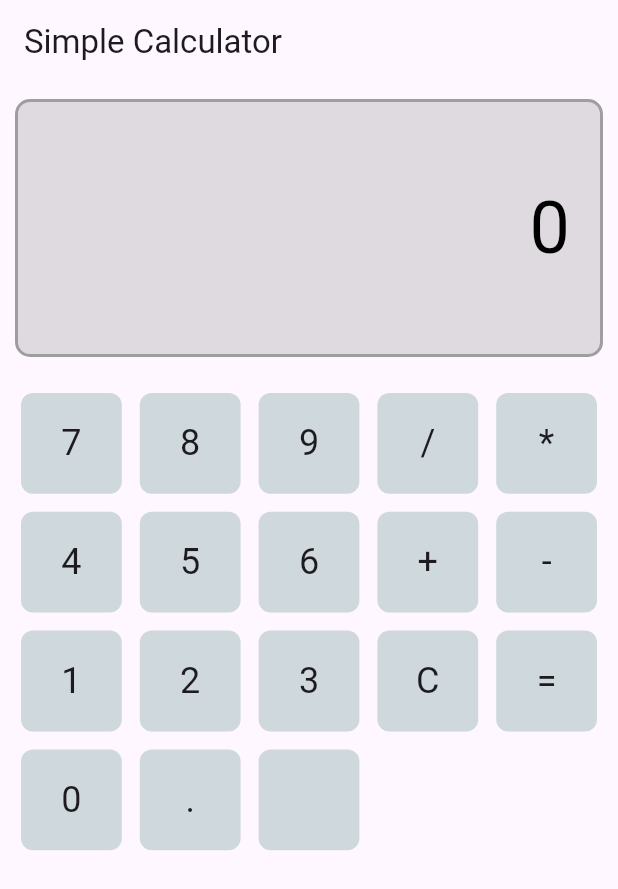
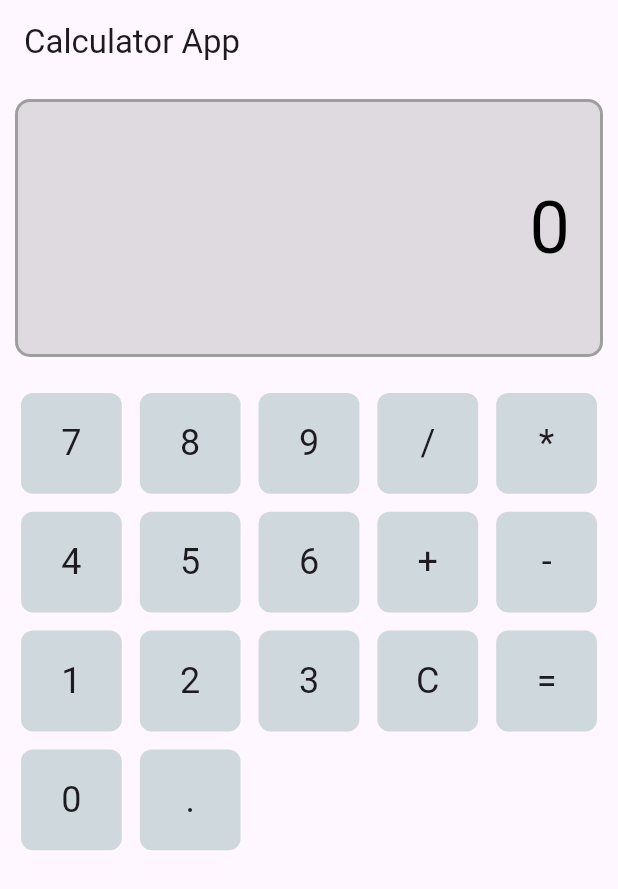
Before and after one commit to abdulbasith007/Calculator-App---Flutter, a Flutter app: the screen it shows after launch, on a phone screen of 412 x 824 dp. Shown: the top 889 px of the screen. Run offline on Flutter 3.47's test engine with Material 3 defaults, Android fonts, the phone set to English and light mode, and no system bars.

Commit message:
Minor change

```diff
--- a/lib/main.dart
+++ b/lib/main.dart
@@ -31,7 +31,7 @@ class _CalculatorHomeState extends State<CalculatorHome> {
   @override
   Widget build(BuildContext context) {
     return Scaffold(
-      appBar: AppBar(title: Text('Simple Calculator')),
+      appBar: AppBar(title: Text('Calculator App')),
       body: Column(
         children: <Widget>[
           Expanded(
@@ -62,7 +62,7 @@ class _CalculatorHomeState extends State<CalculatorHome> {
                 ...['7', '8', '9', '/', '*'].map(buildButton),
                 ...['4', '5', '6', '+', '-'].map(buildButton),
                 ...['1', '2', '3', 'C', '='].map(buildButton),
-                ...['0', '.', ''].map(buildButton),
+                ...['0', '.'].map(buildButton),
               ],
             ),
           ),
```
